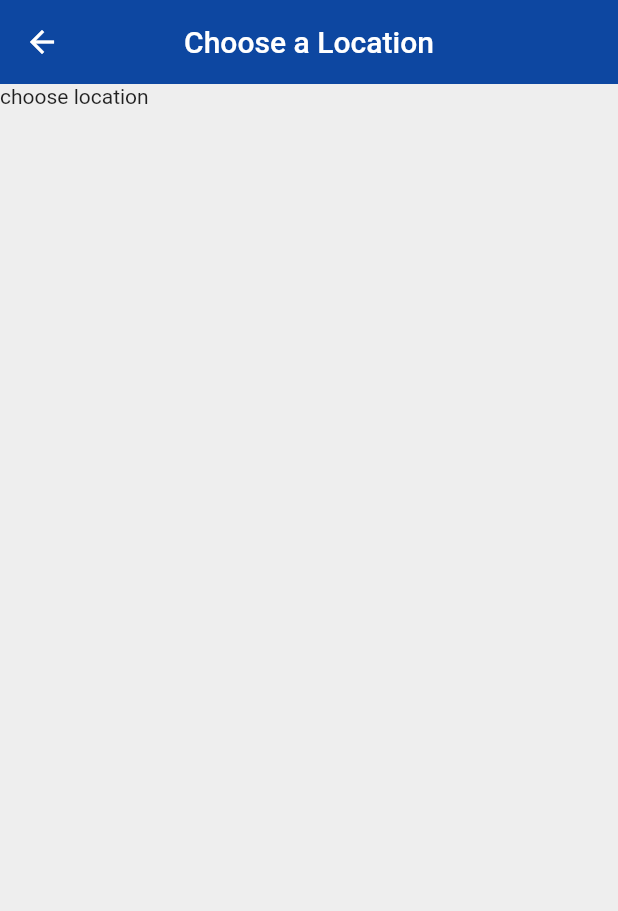
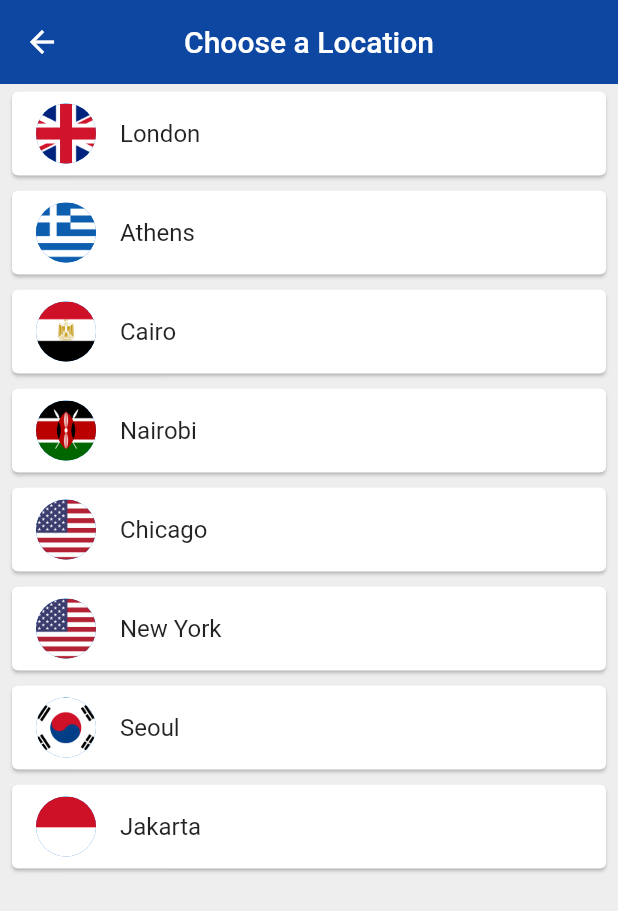
Before and after one commit to yasithWimukthi/world-time-app, a Flutter app: the ChooseLocation screen opened by its route, on a phone screen of 412 x 824 dp. Shown: the top 911 px of the screen. Run offline on Flutter 3.47's test engine with Material 2 defaults, Android fonts, the phone set to English and light mode, and no system bars; our stand-ins replace flutter_spinkit; network calls fail.

Commit message:
Implement choose_location.dart

```diff
--- a/lib/pages/choose_location.dart
+++ b/lib/pages/choose_location.dart
@@ -1,4 +1,5 @@
 import 'package:flutter/material.dart';
+import 'package:world_time/services/world_time.dart';
 
 class ChooseLocation extends StatefulWidget {
   @override
@@ -6,6 +7,18 @@ class ChooseLocation extends StatefulWidget {
 }
 
 class _ChooseLocationState extends State<ChooseLocation> {
+
+  List<WorldTime> locations = [
+    WorldTime(url: 'Europe/London', location: 'London', flag: 'uk.png'),
+    WorldTime(url: 'Europe/Berlin', location: 'Athens', flag: 'greece.png'),
+    WorldTime(url: 'Africa/Cairo', location: 'Cairo', flag: 'egypt.png'),
+    WorldTime(url: 'Africa/Nairobi', location: 'Nairobi', flag: 'kenya.png'),
+    WorldTime(url: 'America/Chicago', location: 'Chicago', flag: 'usa.png'),
+    WorldTime(url: 'America/New_York', location: 'New York', flag: 'usa.png'),
+    WorldTime(url: 'Asia/Seoul', location: 'Seoul', flag: 'south_korea.png'),
+    WorldTime(url: 'Asia/Jakarta', location: 'Jakarta', flag: 'indonesia.png'),
+  ];
+
   @override
   Widget build(BuildContext context) {
     return Scaffold(
@@ -16,7 +29,23 @@ class _ChooseLocationState extends State<ChooseLocation> {
         centerTitle: true,
         elevation : 0
       ),
-      body : Text("choose location "),
+      body : ListView.builder(
+        itemCount: locations.length,
+        itemBuilder: (context,index){
+          return Padding(
+            padding: const EdgeInsets.symmetric(vertical: 1.0 , horizontal:4.0),
+            child: Card(
+              child : ListTile(
+                onTap: (){},
+                title : Text(locations[index].location),
+                leading : CircleAvatar(
+                  backgroundImage: AssetImage('assets/${locations[index].flag}'),
+                )
+              )
+            ),
+          );
+        },
+      ),
     );
   }
 }
```
Also changed, not shown: assets/egypt.png (added), assets/germany.png (added), assets/greece.png (added), assets/indonesia.png (added), assets/kenya.png (added), assets/south_korea.png (added), assets/uk.png (added), assets/usa.png (added).
